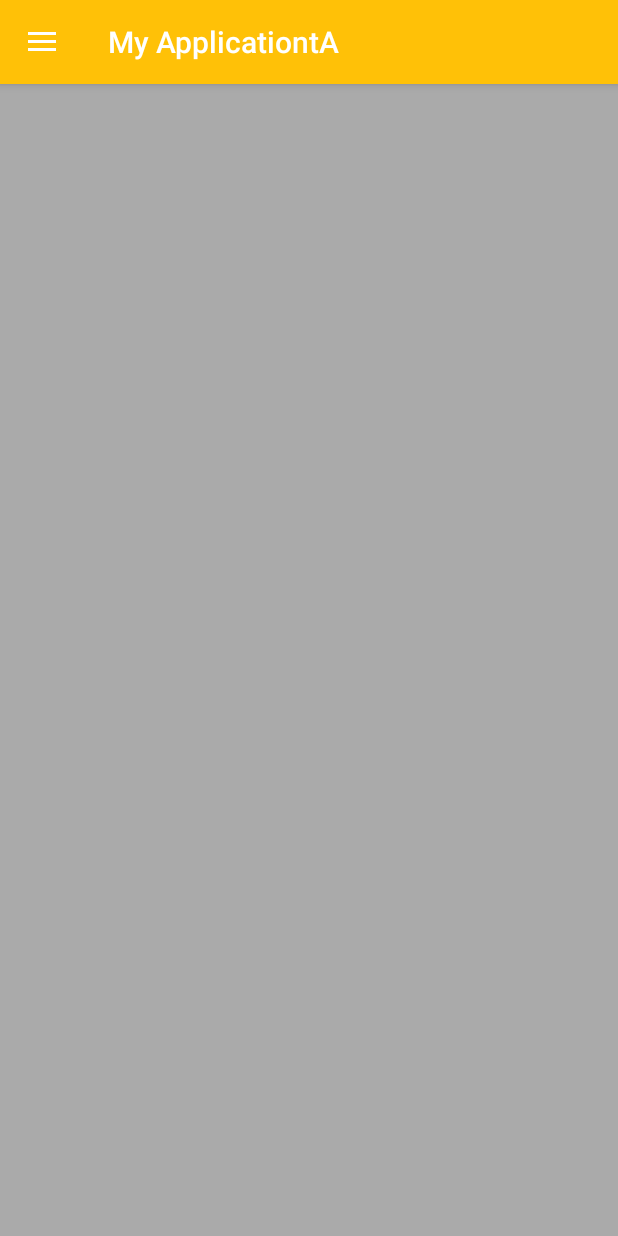
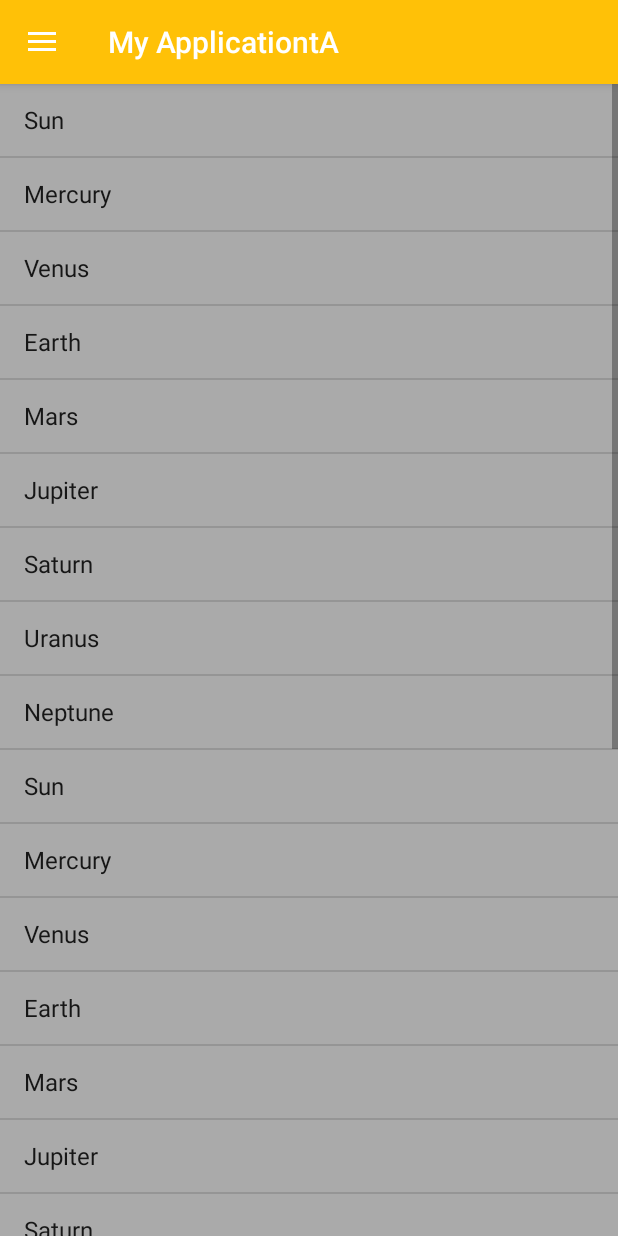
Before and after one commit to SamuelMaculuve/zysSystemManager, an Android app: the fragment CadVeiculo placed in its activity, after a tap on "Funcionario", on a phone screen of 412 x 824 dp. Run offline under Robolectric (Android 15) with nearby library versions, the phone set to English and light mode, and no system bars; libraries missing offline, so code that uses them is left out: cn.pedant; 2 other taps on this screen came first.

Commit message:
Pre-lista de Funcionario

```diff
--- a/app/build.gradle
+++ b/app/build.gradle
@@ -29,6 +29,8 @@ dependencies {
     implementation 'com.android.support:appcompat-v7:28.0.0'
     implementation 'com.android.support:design:28.0.0'
 
+    implementation 'com.github.f0ris.sweetalert:library:1.5.6'
+
     implementation 'com.getbase:floatingactionbutton:1.10.1'
 
     implementation 'com.android.support:cardview-v7:25.3.1'
--- a/app/src/main/java/ac/mz/samuel/maculuve/myapplicationta/CadVeiculo.java
+++ b/app/src/main/java/ac/mz/samuel/maculuve/myapplicationta/CadVeiculo.java
@@ -5,6 +5,10 @@ import android.support.v4.app.Fragment;
 import android.view.LayoutInflater;
 import android.view.View;
 import android.view.ViewGroup;
+import android.widget.Button;
+import android.widget.Toast;
+
+import cn.pedant.SweetAlert.SweetAlertDialog;
 
 
 /**
@@ -15,6 +19,8 @@ import android.view.ViewGroup;
 public class CadVeiculo extends Fragment {
     // TODO: Rename parameter arguments, choose names that match
     // the fragment initialization parameters, e.g. ARG_ITEM_NUMBER
+
+    private Button btnSaveVeiculo;
     private static final String ARG_PARAM1 = "param1";
     private static final String ARG_PARAM2 = "param2";
 
@@ -26,14 +32,7 @@ public class CadVeiculo extends Fragment {
         // Required empty public constructor
     }
 
-    /**
-     * Use this factory method to create a new instance of
-     * this fragment using the provided parameters.
-     *
-     * @param param1 Parameter 1.
-     * @param param2 Parameter 2.
-     * @return A new instance of fragment CadVeiculo.
-     */
+
     // TODO: Rename and change types and number of parameters
     public static CadVeiculo newInstance(String param1, String param2) {
         CadVeiculo fragment = new CadVeiculo();
@@ -56,7 +55,32 @@ public class CadVeiculo extends Fragment {
     @Override
     public View onCreateView(LayoutInflater inflater, ViewGroup container,
                              Bundle savedInstanceState) {
-        // Inflate the layout for this fragment
-        return inflater.inflate(R.layout.fragment_cad_veiculo, container, false);
+        /*
+        * iew view = inflater.inflate(R.layout.fragment_rssitem_detail,
+    container, false);
+   Button button = (Button) view.findViewById(R.id.btn_conferma);
+   button.setOnClickListener(new OnClickListener()
+   {
+             @Override
+             public void onClick(View v)
+             {
+                // do something
+             }
+   });
+   return view;*/
+        View view =  inflater.inflate(R.layout.fragment_cad_veiculo, container, false);
+
+        btnSaveVeiculo = (Button) view.findViewById(R.id.saveVeiculo);
+        btnSaveVeiculo.setOnClickListener(new View.OnClickListener() {
+            @Override
+            public void onClick(View v) {
+                Toast.makeText(getActivity(), "This is my Toast message!", Toast.LENGTH_LONG).show();
+                new SweetAlertDialog(getContext())
+                        .setTitleText("Here's a message!")
+                        .show();
+            }
+        });
+
+        return view;
     }
 }
--- a/app/src/main/java/ac/mz/samuel/maculuve/myapplicationta/Funcionario.java
+++ b/app/src/main/java/ac/mz/samuel/maculuve/myapplicationta/Funcionario.java
@@ -5,6 +5,9 @@ import android.support.v4.app.Fragment;
 import android.view.LayoutInflater;
 import android.view.View;
 import android.view.ViewGroup;
+import android.widget.AdapterView;
+import android.widget.ArrayAdapter;
+import android.widget.ListView;
 
 
 /**
@@ -13,47 +16,26 @@ import android.view.ViewGroup;
  * create an instance of this fragment.
  */
 public class Funcionario extends Fragment {
-    // TODO: Rename parameter arguments, choose names that match
-    // the fragment initialization parameters, e.g. ARG_ITEM_NUMBER
-    private static final String ARG_PARAM1 = "param1";
-    private static final String ARG_PARAM2 = "param2";
-
-    // TODO: Rename and change types of parameters
-    private String mParam1;
-    private String mParam2;
-
-    public Funcionario() {
-        // Required empty public constructor
-    }
-
-    /**
-     * Use this factory method to create a new instance of
-     * this fragment using the provided parameters.
-     *
-     * @param param1 Parameter 1.
-     * @param param2 Parameter 2.
-     * @return A new instance of fragment Funcionario.
-     */
-    // TODO: Rename and change types and number of parameters
-    public static Funcionario newInstance(String param1, String param2) {
-        Funcionario fragment = new Funcionario();
-        Bundle args = new Bundle();
-        args.putString(ARG_PARAM1, param1);
-        args.putString(ARG_PARAM2, param2);
-        fragment.setArguments(args);
-        return fragment;
-    }
-
     @Override
     public void onCreate(Bundle savedInstanceState) {
         super.onCreate(savedInstanceState);
+    }
 
-    }
+
 
     @Override
     public View onCreateView(LayoutInflater inflater, ViewGroup container,
                              Bundle savedInstanceState) {
-        // Inflate the layout for this fragment
-        return inflater.inflate(R.layout.fragment_funcionario, container, false);
+
+        View view =  inflater.inflate(R.layout.fragment_funcionario, container, false);
+
+        ListView listView = (ListView) view.findViewById(R.id.mainMenu) ;
+
+        ArrayAdapter adapter = ArrayAdapter.createFromResource(getActivity(), R.array.Planets, android.R.layout.simple_list_item_1);
+
+        listView.setAdapter(adapter);
+
+        return view;
+
     }
 }
--- a/app/src/main/res/layout/fragment_funcionario.xml
+++ b/app/src/main/res/layout/fragment_funcionario.xml
@@ -1,5 +1,5 @@
 <?xml version="1.0" encoding="utf-8"?>
-<RelativeLayout xmlns:android="http://schemas.android.com/apk/res/android"
+<LinearLayout xmlns:android="http://schemas.android.com/apk/res/android"
 xmlns:tools="http://schemas.android.com/tools"
 android:layout_width="match_parent"
 android:layout_height="match_parent"
@@ -7,11 +7,15 @@ tools:context=".Funcionario"
     android:id="@+id/rota"
 android:background="@android:color/darker_gray"
     >
+    <ListView
+        android:id="@+id/mainMenu"
+        android:layout_width="match_parent"
+        android:layout_height="wrap_content" >
+    </ListView>
 
-    <ListView
-        android:id="@+id/listview"
+    <TextView
+        android:id="@+id/mm"
         android:layout_width="match_parent"
-        android:layout_height="wrap_content"
-        tools:ignore="MissingConstraints" />
-
-</RelativeLayout>
+        android:layout_height="wrap_content" >
+    </TextView>
+</LinearLayout>
--- a/app/src/main/res/values/strings.xml
+++ b/app/src/main/res/values/strings.xml
@@ -7,4 +7,37 @@
     <string name="navigation_drawer_open">Open navigation drawer</string>
     <string name="navigation_drawer_close">Close navigation drawer</string>
 
+    <string name="action_settings">Settings</string>
+    <string name="hello_world">Hello world!</string>
+    <string name="imgdesc">imgdesc</string>
+
+    <string-array name="Planets">
+        <item>Sun</item>
+        <item>Mercury</item>
+        <item>Venus</item>
+        <item>Earth</item>
+        <item>Mars</item>
+        <item>Jupiter</item>
+        <item>Saturn</item>
+        <item>Uranus</item>
+        <item>Neptune</item>
+        <item>Sun</item>
+        <item>Mercury</item>
+        <item>Venus</item>
+        <item>Earth</item>
+        <item>Mars</item>
+        <item>Jupiter</item>
+        <item>Saturn</item>
+        <item>Uranus</item>
+        <item>Neptune</item>
+        <item>Sun</item>
+        <item>Mercury</item>
+        <item>Venus</item>
+        <item>Earth</item>
+        <item>Mars</item>
+        <item>Jupiter</item>
+        <item>Saturn</item>
+        <item>Uranus</item>
+        <item>Neptune</item>
+    </string-array>
 </resources>
```
